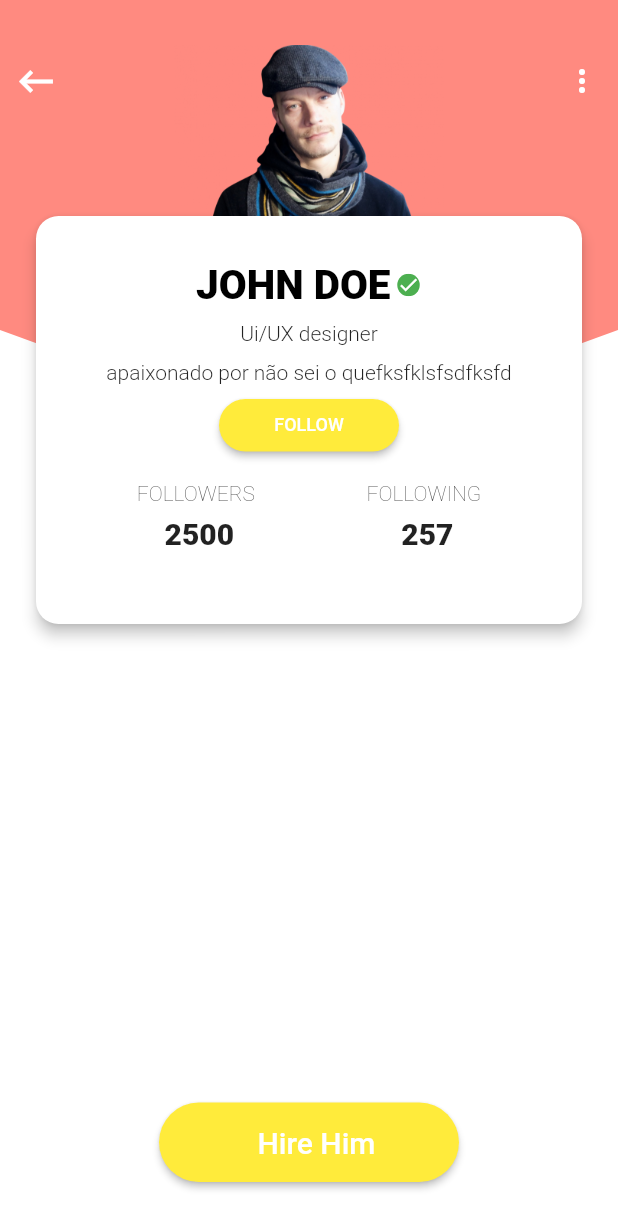
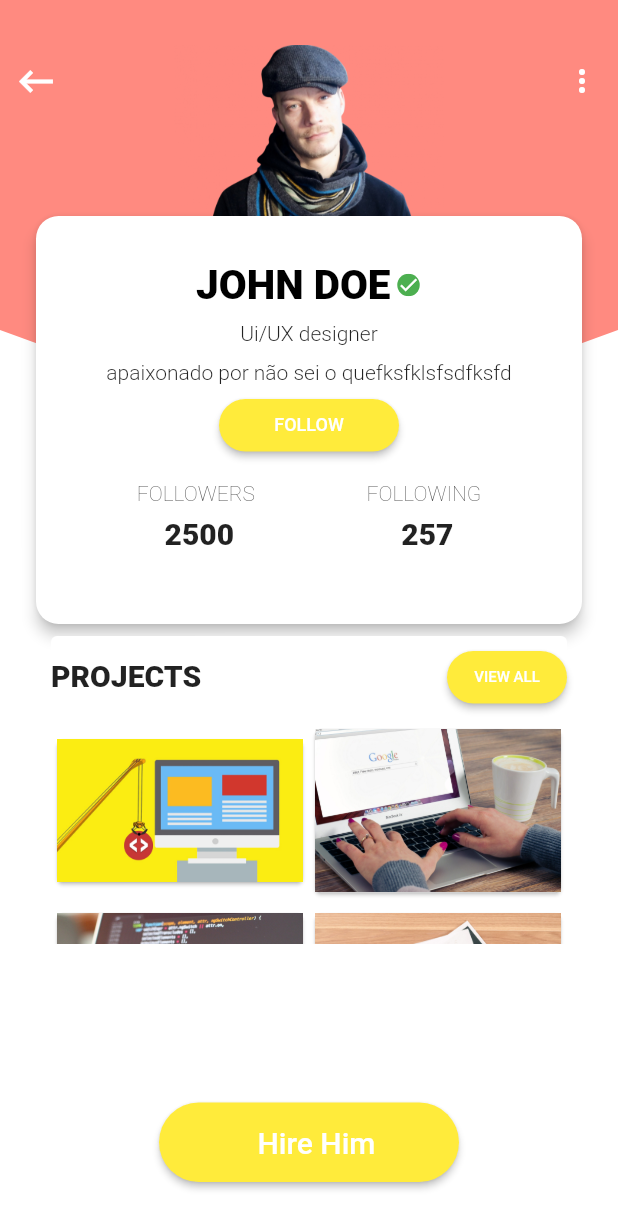
Before and after one commit to arielroque/hire_me, a Flutter app: the screen it shows after launch, after a tap on "JOHN DOE", on a phone screen of 412 x 824 dp. Shown: the top 1229 px of the screen. Run offline on Flutter 3.47's test engine with Material 2 defaults, Android fonts, the phone set to English and light mode, and no system bars; Roboto replaces fonts that are missing (Viga).

Commit message:
Add projects list

```diff
--- a/lib/screens/home_screen.dart
+++ b/lib/screens/home_screen.dart
@@ -1,6 +1,6 @@
 import 'package:flutter/cupertino.dart';
 import 'package:flutter/material.dart';
-import 'package:hire_me/utils/profile_data_util.dart';
+import 'package:hire_me/utils/mock_data_util.dart';
 import 'package:hire_me/widgets/timeline_profile_widget.dart';
 
 class Home extends StatefulWidget {
@@ -136,7 +136,7 @@ class _HomeState extends State<Home> {
           backgroundColor: Color(0xFFCBD8DF),centerTitle: true,
         ),
         body: TimelineProfile(
-          ProfileData.getData(),
+          MockData.getProfilesData(),
         ),
         floatingActionButton: FloatingActionButton(
           child: Icon(Icons.add, size: 30),
--- a/lib/screens/profile_screen.dart
+++ b/lib/screens/profile_screen.dart
@@ -1,7 +1,8 @@
 import 'package:flutter/cupertino.dart';
 import 'package:flutter/material.dart';
-import 'package:hire_me/utils/curved_clipper_util.dart';
+import 'package:hire_me/utils/clipping_util.dart';
 import 'package:hire_me/widgets/profile_card_widget.dart';
+import 'package:hire_me/widgets/projects_list_widget.dart';
 
 class ProfileUser extends StatefulWidget {
   @override
@@ -11,6 +12,7 @@ class ProfileUser extends StatefulWidget {
 class _ProfileUserState extends State<ProfileUser> {
   @override
   Widget build(BuildContext context) {
+
     Widget bezierCurve(){
       return Padding(
         padding: const EdgeInsets.only(
@@ -36,9 +38,7 @@ class _ProfileUserState extends State<ProfileUser> {
                 ),
                 IconButton(
                   icon: const Icon(Icons.more_vert,color: Colors.white,),
-                  tooltip: 'Next page',
                   onPressed: () {
-
                   },
                 )
               ],),),
@@ -89,7 +89,8 @@ class _ProfileUserState extends State<ProfileUser> {
           child: Stack(
             children: [
               bezierCurve(),
-              ProfileCard()
+              ProfileCard(),
+              ProjectsList(),
             ],
           ),
         )
@@ -99,21 +100,3 @@ class _ProfileUserState extends State<ProfileUser> {
     );
   }
 }
-
-class ClippingClass extends CustomClipper<Path> {
-  @override
-  Path getClip(Size size) {
-    var path = Path();
-    path.lineTo(0.0, size.height-40);
-    path.quadraticBezierTo(size.width / 4, size.height,
-        size.width / 2, size.height);
-    path.quadraticBezierTo(size.width - (size.width / 4), size.height,
-        size.width, size.height - 40);
-    path.lineTo(size.width, 0.0);
-    path.close();
-    return path;
-  }
-
-  @override
-  bool shouldReclip(CustomClipper<Path> oldClipper) => false;
-}
--- /dev/null
+++ b/lib/utils/clipping_util.dart
@@ -0,0 +1,21 @@
+import 'dart:ui';
+import 'package:flutter/cupertino.dart';
+import 'package:flutter/material.dart';
+
+class ClippingClass extends CustomClipper<Path> {
+  @override
+  Path getClip(Size size) {
+    var path = Path();
+    path.lineTo(0.0, size.height-40);
+    path.quadraticBezierTo(size.width / 4, size.height,
+        size.width / 2, size.height);
+    path.quadraticBezierTo(size.width - (size.width / 4), size.height,
+        size.width, size.height - 40);
+    path.lineTo(size.width, 0.0);
+    path.close();
+    return path;
+  }
+
+  @override
+  bool shouldReclip(CustomClipper<Path> oldClipper) => false;
+}
--- a/lib/utils/curved_clipper_util.dart
+++ /dev/null
@@ -1,32 +0,0 @@
-import 'dart:ui';
-
-import 'package:flutter/cupertino.dart';
-import 'package:flutter/material.dart';
-
-class CurvePainter extends CustomPainter {
-  final Color color;
-
-  const CurvePainter(this.color);
-
-  @override
-  void paint(Canvas canvas, Size size) {
-    var paint = Paint();
-    paint.color = this.color;
-    paint.style = PaintingStyle.fill; // Change this to fill
-
-    var path = Path();
-
-    path.moveTo(0, size.height * 0.45);
-    path.quadraticBezierTo(
-        size.width / 2, size.height / 2, size.width, size.height * 0.45);
-    path.lineTo(size.width, 0);
-    path.lineTo(0, 0);
-
-    canvas.drawPath(path, paint);
-  }
-
-  @override
-  bool shouldRepaint(CustomPainter oldDelegate) {
-    return true;
-  }
-}
--- a/lib/utils/profile_data_util.dart
+++ b/lib/utils/mock_data_util.dart
@@ -1,7 +1,7 @@
 import 'package:hire_me/models/profile_model.dart';
 
-class ProfileData {
-  static List<Profile> getData() {
+class MockData {
+  static List<Profile> getProfilesData() {
     List<Profile> data = [
       Profile(
           "John Doe",
@@ -38,4 +38,13 @@ class ProfileData {
     ];
     return data;
   }
+  static List<String> getProjectsPhoto() {
+    List<String> data = [
+      "assets/project1.jpg",
+      "assets/project2.jpg",
+      "assets/project3.jpg",
+      "assets/project4.jpg"
+    ];
+    return data;
+  }
 }
--- /dev/null
+++ b/lib/widgets/projects_list_widget.dart
@@ -0,0 +1,102 @@
+import 'package:flutter/cupertino.dart';
+import 'package:flutter/material.dart';
+import 'package:flutter/widgets.dart';
+import 'package:hire_me/utils/mock_data_util.dart';
+
+class ProjectsList extends StatefulWidget {
+  @override
+  _ProjectsListState createState() => _ProjectsListState();
+}
+
+class _ProjectsListState extends State<ProjectsList> {
+  Widget textProject() {
+    return Padding(
+      padding: EdgeInsets.only(top: 8),
+      child: Row(
+        mainAxisAlignment: MainAxisAlignment.center,
+        children: <Widget>[
+          Text(
+            "PROJECTS",
+            style: TextStyle(fontWeight: FontWeight.w900, fontSize: 20),
+          )
+        ],
+      ),
+    );
+  }
+
+  Widget projectsList(){
+    return Container(
+      height: 150,
+      child: GridView.count(
+          childAspectRatio: 1.4,
+          crossAxisCount: 2,
+          children: List.generate(MockData.getProjectsPhoto().length, (index) {
+            return Center(
+                child:Card(
+                    color: Colors.white,
+                    child: Container(
+                      child: Image.asset(MockData.getProjectsPhoto()[index]),
+                    ))
+            );
+          })),
+    );
+  }
+
+  final viewButton = Padding(
+    padding: const EdgeInsets.only(top: 10),
+    child: Container(
+      width: 80,
+      height: 35,
+      child: Material(
+        elevation: 2.0,
+        borderRadius: BorderRadius.circular(30.0),
+        color: Colors.yellow,
+        child: MaterialButton(
+          minWidth: 100,
+          padding: EdgeInsets.fromLTRB(0, 0, 0, 0),
+          onPressed: () {},
+          child: Row(
+            mainAxisSize: MainAxisSize.min,
+            mainAxisAlignment: MainAxisAlignment.center,
+            children: <Widget>[
+              Padding(
+                padding: const EdgeInsets.only(left: 10, right: 10),
+                child: Text(
+                  "VIEW ALL",
+                  textAlign: TextAlign.center,
+                  style: TextStyle(
+                      fontFamily: 'Viga', fontSize: 10.0, color: Colors.white),
+                ),
+              )
+            ],
+          ),
+        ),
+      ),
+    ),
+  );
+
+  @override
+  Widget build(BuildContext context) {
+    return Padding(
+      padding: EdgeInsets.only(top: 420, left: 30, right: 30),
+      child: Container(
+        height: 280,
+        child: Card(
+            elevation: 0,
+            child: Column(
+              children: <Widget>[
+                Row(
+                  mainAxisAlignment: MainAxisAlignment.spaceBetween,
+                  children: <Widget>[
+                    textProject(),
+                    viewButton,
+                  ],
+                ),
+                SizedBox(height: 10,),
+                projectsList()
+              ],
+            )),
+      ),
+    );
+  }
+}
--- a/pubspec.yaml
+++ b/pubspec.yaml
@@ -49,6 +49,10 @@ flutter:
     - assets/man2.png
     - assets/woman1.png
     - assets/woman2.png
+    - assets/project1.jpg
+    - assets/project2.jpg
+    - assets/project3.jpg
+    - assets/project4.jpg
 
   # To add assets to your application, add an assets section, like this:
   # assets:
```
Also changed, not shown: assets/project1.jpg (added), assets/project2.jpg (added), assets/project3.jpg (added), assets/project4.jpg (added).
